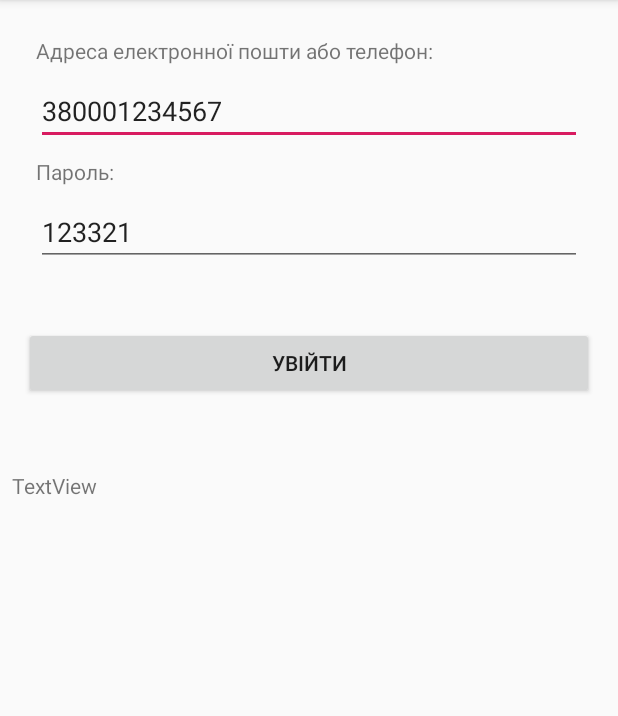
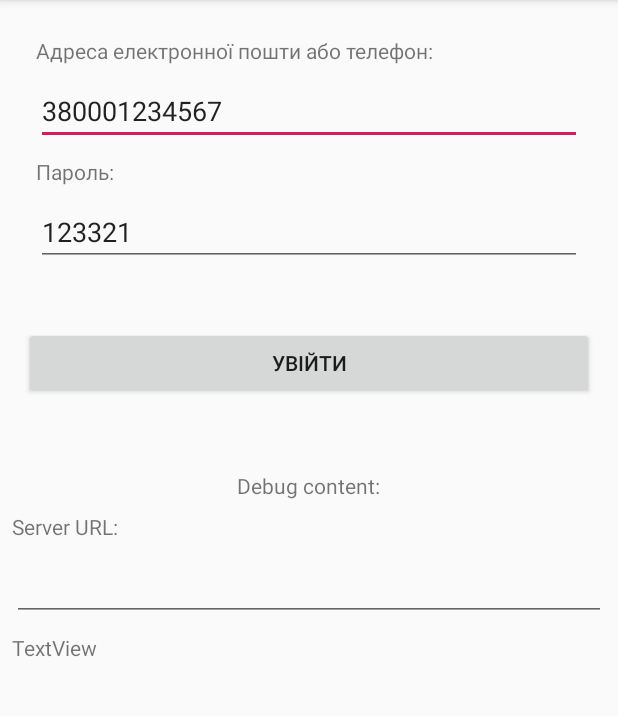
Before and after one commit to VidroX/medicusys, an Android app: the screen it shows after launch (MainActivity), after a tap on "УВІЙТИ", on a phone screen of 412 x 824 dp, the part 84-800 px from its top. Run offline under Robolectric (Android 15) with nearby library versions, the phone set to English and light mode, and no system bars.

Commit message:
Android to server connection

```diff
--- a/Medicus System/app/src/main/java/me/medicusys/medicussystem/MainActivity.java
+++ b/Medicus System/app/src/main/java/me/medicusys/medicussystem/MainActivity.java
@@ -1,6 +1,5 @@
 package me.medicusys.medicussystem;
 
-import android.content.Intent;
 import android.support.v7.app.AppCompatActivity;
 import android.os.Bundle;
 import android.view.View;
@@ -17,7 +16,8 @@ public class MainActivity extends AppCompatActivity {
     public void LogIn(View view) {
         String login = ((TextView)findViewById(R.id.loginInput)).getText().toString();
         String password = ((TextView)findViewById(R.id.passwordInput)).getText().toString();
+        String serverURL = ((TextView)findViewById(R.id.serverURLInput)).getText().toString();
         TextView debugLogInResponse = findViewById(R.id.debugLogInResponse);
-        new Network(this, debugLogInResponse, "UTF-8").execute("http://192.168.0.103/api/v1/login", "login=" + login + "&password=" + password + "&token=PUsecR0B6brOYUcrI9LhiXU8w5SlFRorlFrdrlV");
+        new Network(this, debugLogInResponse, "UTF-8").execute("http://" + serverURL + "/api/v1/login", "login=" + login + "&password=" + password + "&token=PUsecR0B6brOYUcrI9LhiXU8w5SlFRorlFrdrlV");
     }
 }
--- a/Medicus System/app/src/main/java/me/medicusys/medicussystem/Network.java
+++ b/Medicus System/app/src/main/java/me/medicusys/medicussystem/Network.java
@@ -86,6 +86,7 @@ class Network extends AsyncTask<String, Void, String> {
 
     @Override
     protected void onPostExecute(String result) {
+        if (response != null) {
             textView.setText(response.toString());
             System.out.println("Response was \"" + response + "\"");
             try {
@@ -97,6 +98,7 @@ class Network extends AsyncTask<String, Void, String> {
             } catch (JSONException e) {
                 e.printStackTrace();
             }
+        }
         super.onPostExecute(result);
     }
 }
--- a/Medicus System/app/src/main/res/layout/activity_main.xml
+++ b/Medicus System/app/src/main/res/layout/activity_main.xml
@@ -110,6 +110,47 @@
         android:layout_marginTop="8dp"
         android:text="TextView"
         app:layout_constraintStart_toStartOf="parent"
-        app:layout_constraintTop_toBottomOf="@+id/view2" />
+        app:layout_constraintTop_toBottomOf="@+id/serverURLInput" />
+
+    <TextView
+        android:id="@+id/textView2"
+        android:layout_width="wrap_content"
+        android:layout_height="wrap_content"
+        android:layout_marginStart="8dp"
+        android:layout_marginLeft="8dp"
+        android:layout_marginTop="8dp"
+        android:layout_marginEnd="8dp"
+        android:layout_marginRight="8dp"
+        android:text="Debug content:"
+        app:layout_constraintEnd_toEndOf="parent"
+        app:layout_constraintHorizontal_bias="0.498"
+        app:layout_constraintStart_toStartOf="parent"
+        app:layout_constraintTop_toBottomOf="@+id/view" />
+
+    <TextView
+        android:id="@+id/textView3"
+        android:layout_width="wrap_content"
+        android:layout_height="wrap_content"
+        android:layout_marginStart="8dp"
+        android:layout_marginLeft="8dp"
+        android:layout_marginTop="8dp"
+        android:text="Server URL:"
+        app:layout_constraintStart_toStartOf="parent"
+        app:layout_constraintTop_toBottomOf="@+id/textView2" />
+
+    <EditText
+        android:id="@+id/serverURLInput"
+        android:layout_width="0dp"
+        android:layout_height="wrap_content"
+        android:layout_marginStart="8dp"
+        android:layout_marginLeft="8dp"
+        android:layout_marginTop="8dp"
+        android:layout_marginEnd="8dp"
+        android:layout_marginRight="8dp"
+        android:ems="10"
+        android:inputType="textPersonName"
+        app:layout_constraintEnd_toEndOf="parent"
+        app:layout_constraintStart_toStartOf="parent"
+        app:layout_constraintTop_toBottomOf="@+id/textView3" />
 
 </android.support.constraint.ConstraintLayout>
```
Lines whose indentation alone changed are shown as unchanged.
